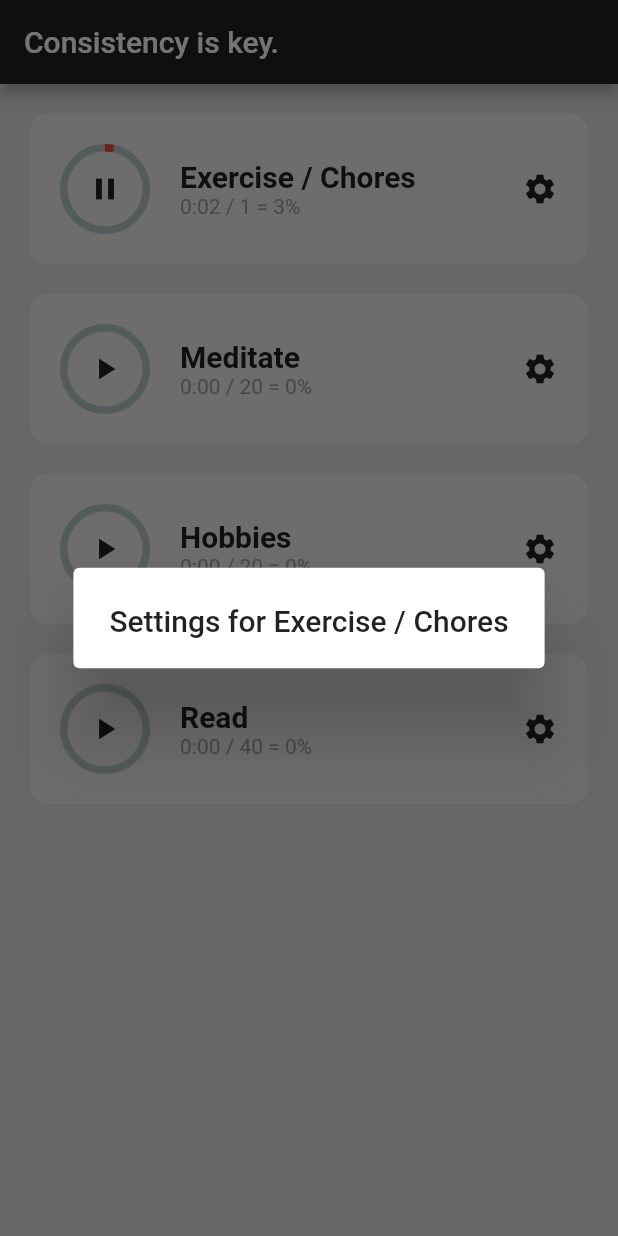
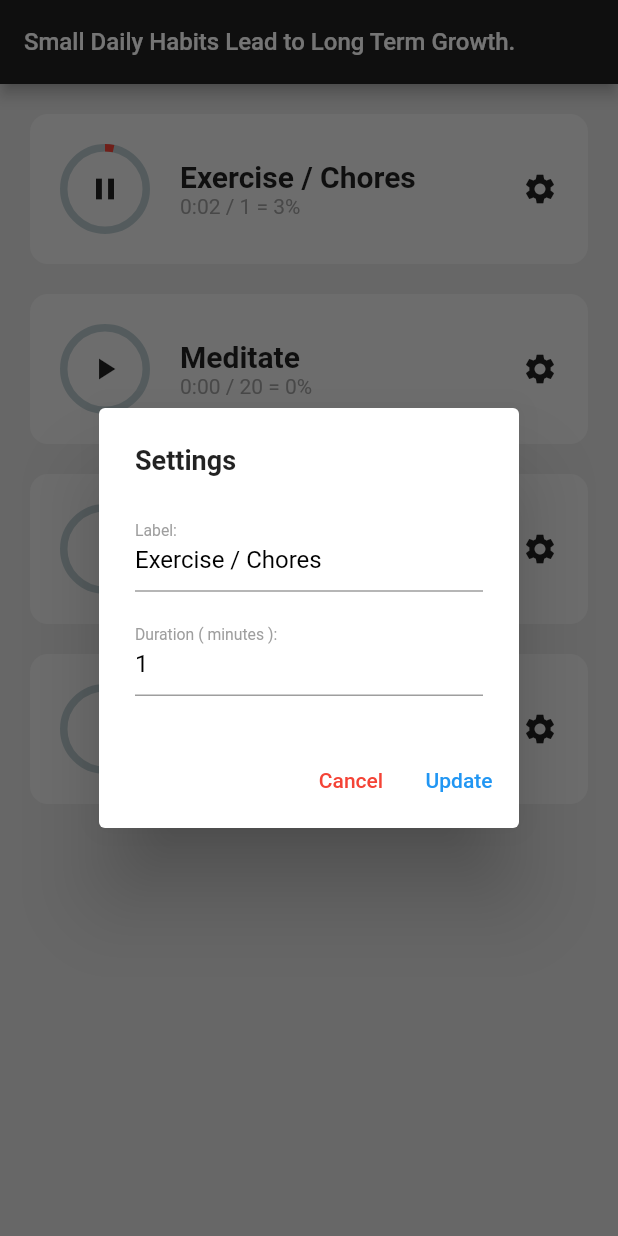
Before and after one commit to DanielCanada/SP02-HabitAppMod, a Flutter app: the screen it shows after launch, after a tap on the "play arrow" icon, after a tap on the "settings" icon, on a phone screen of 412 x 824 dp. Run offline on Flutter 3.47's test engine with Material 2 defaults, Android fonts, the phone set to English and light mode, and no system bars; drawn by our look-alikes of percent_indicator.

Commit message:
improved settings

```diff
--- a/habittrackerapp/lib/home_page.dart
+++ b/habittrackerapp/lib/home_page.dart
@@ -49,11 +49,72 @@ class _MyWidgetState extends State<HomePage> {
   }
 
   void settingsOpened(int index) {
+    TextEditingController nameEditController;
+    TextEditingController durationEditController;
+
     showDialog(
         context: context,
         builder: (context) {
           return AlertDialog(
-            title: Text('Settings for ' + habitList[index][0]),
+            title: const Text(
+              'Settings',
+              style: TextStyle(fontSize: 18, fontWeight: FontWeight.bold),
+            ),
+            content: SingleChildScrollView(
+              child: ListBody(
+                children: <Widget>[
+                  TextFormField(
+                    cursorColor: Colors.black,
+                    controller: nameEditController =
+                        TextEditingController(text: habitList[index][0]),
+                    decoration: const InputDecoration(
+                      //hintText: snapshot.data!.title.toString(),
+                      labelText: "Label:",
+                      labelStyle: TextStyle(color: Colors.grey, fontSize: 14),
+                    ),
+                    keyboardType: TextInputType.name,
+                    textInputAction: TextInputAction.done,
+                    style: const TextStyle(color: Colors.black),
+                  ),
+                  const SizedBox(height: 12),
+                  TextFormField(
+                    cursorColor: Colors.black,
+                    controller: durationEditController = TextEditingController(
+                        text: habitList[index][3].toString()),
+                    decoration: const InputDecoration(
+                      //hintText: snapshot.data!.title.toString(),
+                      labelText: "Duration ( minutes ):",
+                      labelStyle: TextStyle(color: Colors.grey, fontSize: 14),
+                    ),
+                    keyboardType: TextInputType.name,
+                    textInputAction: TextInputAction.done,
+                    style: const TextStyle(color: Colors.black),
+                  ),
+                ],
+              ),
+            ),
+            actions: <Widget>[
+              TextButton(
+                child: const Text(
+                  'Cancel',
+                  style: TextStyle(color: Colors.red),
+                ),
+                onPressed: () {
+                  Navigator.of(context).pop();
+                },
+              ),
+              TextButton(
+                child: const Text('Update'),
+                onPressed: () {
+                  setState(() {
+                    habitList[index][0] = nameEditController.text;
+                    habitList[index][3] =
+                        double.parse(durationEditController.text);
+                  });
+                  Navigator.of(context).pop();
+                },
+              ),
+            ],
           );
         });
   }
@@ -64,7 +125,8 @@ class _MyWidgetState extends State<HomePage> {
         backgroundColor: Colors.grey[300],
         appBar: AppBar(
           backgroundColor: Colors.grey[900],
-          title: const Text("Consistency is key."),
+          title: const Text("Small Daily Habits Lead to Long Term Growth.",
+              style: TextStyle(fontSize: 16)),
           centerTitle: false,
         ),
         body: ListView.builder(
```
